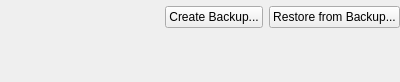
Old version of the form client/libclient/src/ui/widgets/system_settings/database_management_widget.ui in the repository networkoptix/nx_open.
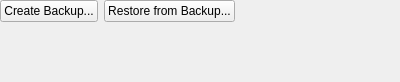
New version of the form. Custom widgets are drawn as their Qt base class.

Patch:
```diff
--- a/client/libclient/src/ui/widgets/system_settings/database_management_widget.ui
+++ b/client/libclient/src/ui/widgets/system_settings/database_management_widget.ui
@@ -26,11 +26,22 @@
    <property name="bottomMargin">
     <number>0</number>
    </property>
-   <item>
-    <widget class="QnWordWrappedLabel" name="labelWidget" native="true"/>
-   </item>
    <item>
     <layout class="QHBoxLayout" name="horizontalLayout">
+     <item>
+      <widget class="QPushButton" name="backupButton">
+       <property name="text">
+        <string>Create Backup...</string>
+       </property>
+      </widget>
+     </item>
+     <item>
+      <widget class="QPushButton" name="restoreButton">
+       <property name="text">
+        <string>Restore from Backup...</string>
+       </property>
+      </widget>
+     </item>
      <item>
       <spacer name="horizontalSpacer">
        <property name="orientation">
@@ -44,22 +55,11 @@
        </property>
       </spacer>
      </item>
-     <item>
-      <widget class="QPushButton" name="backupButton">
-       <property name="text">
-        <string>Create Backup...</string>
-       </property>
-      </widget>
-     </item>
-     <item>
-      <widget class="QPushButton" name="restoreButton">
-       <property name="text">
-        <string>Restore from Backup...</string>
-       </property>
-      </widget>
-     </item>
     </layout>
    </item>
+   <item>
+    <widget class="QnWordWrappedLabel" name="labelWidget" native="true"/>
+   </item>
    <item>
     <spacer name="verticalSpacer">
      <property name="orientation">
```
